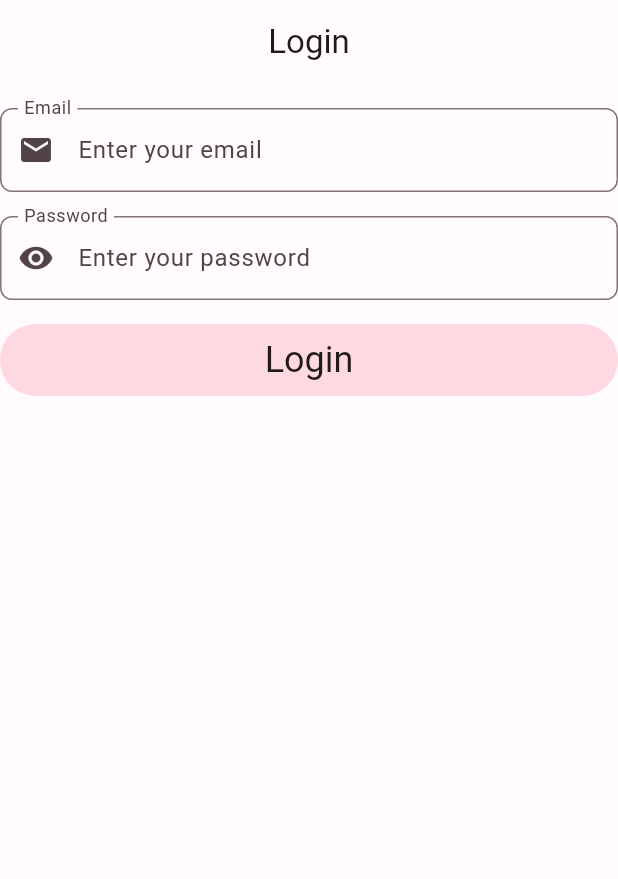
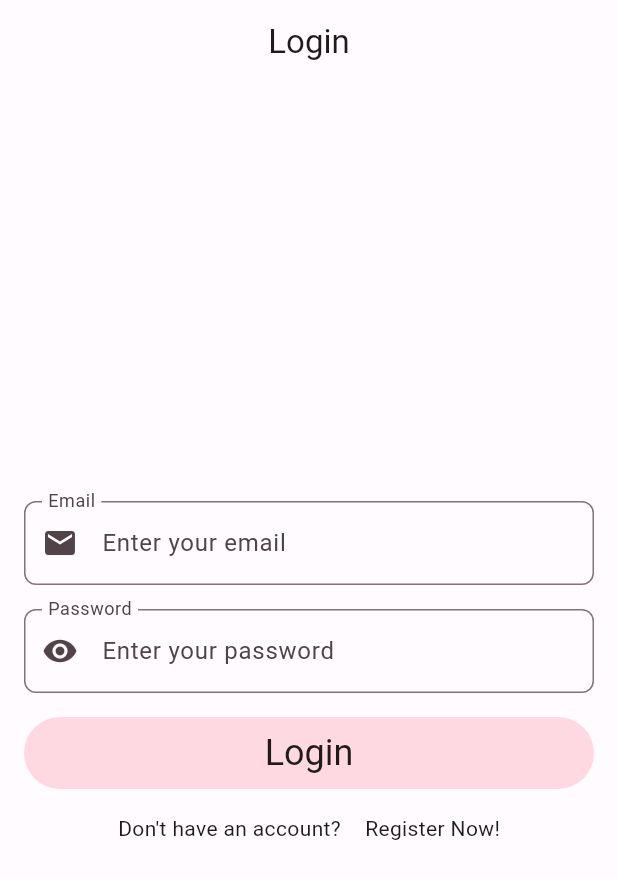
Before and after one commit to Daddy2054/clean_cubit2, a Flutter app: the screen it shows after launch, on a phone screen of 412 x 824 dp. Shown: the top 879 px of the screen. Run offline on Flutter 3.47's test engine with Material 3 defaults, Android fonts, the light colour scheme and no system bars; our stand-ins replace equatable, flutter_bloc, freezed_annotation, get_it, go_router.

Commit message:
Login Listener and Route.mp4

```diff
--- a/lib/features/auth/login/presentation/ui/login_screen.dart
+++ b/lib/features/auth/login/presentation/ui/login_screen.dart
@@ -1,9 +1,11 @@
 import 'package:flutter/material.dart';
 import 'package:flutter_bloc/flutter_bloc.dart';
+import 'package:go_router/go_router.dart';
 
 import '../../../../../common/form/custom_text_form_field.dart';
 import '../../../../../common/style/dimens.dart';
 import '../controller/login_controller.dart';
+import '../state/login_state.dart';
 import 'widget/login_button.dart';
 import 'widget/login_password_widget.dart';
 
@@ -33,10 +35,23 @@ class _LoginScreenState extends State<LoginScreen> {
         title: const Text('Login'),
         centerTitle: true,
       ),
-      body: SingleChildScrollView(
+      body: Center(
+        child: SingleChildScrollView(
           child: Form(
             key: _formKey,
+            child: BlocListener<LoginController, LoginState>(
+              listenWhen: (previous, current) {
+                return current.isLoggedIn != previous.isLoggedIn;
+              },
+              listener: (context, state) {
+                if (state.isLoggedIn) {
+                  context.go('/');
+                }
+              },
+              child: Padding(
+                padding: const EdgeInsets.all(kMedium),
                 child: Column(
+      //            mainAxisAlignment: MainAxisAlignment.center,
                   children: [
                     const SizedBox(
                       height: kMedium,
@@ -77,8 +92,29 @@ class _LoginScreenState extends State<LoginScreen> {
                     ),
                     LoginButton(
                       onPressed: _login,
-              )
+                    ),
+                    const SizedBox(
+                      height: kMedium,
+                    ),
+                    Row(
+                      mainAxisAlignment: MainAxisAlignment.center,
+                      children: [
+                        const Text("Don't have an account?"),
+                        const SizedBox(
+                          width: kMedium,
+                        ),
+                        GestureDetector(
+                          onTap: () {
+                            context.go('/login/signUp');
+                          },
+                          child: const Text('Register Now!'),
+                        ),
                       ],
+                    ),
+                  ],
+                ),
+              ),
+            ),
           ),
         ),
       ),
```
Lines whose indentation alone changed are shown as unchanged.
